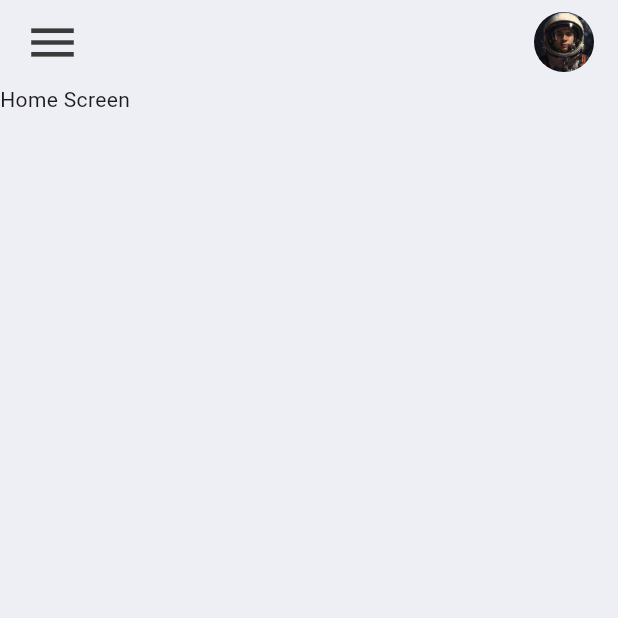
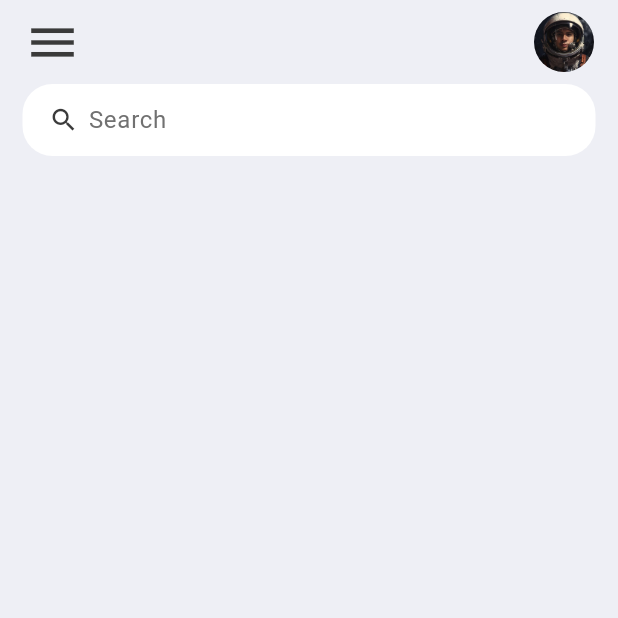
Before and after one commit to UlisesC12/todo_flutter_app, a Flutter app: the screen it shows after launch, on a phone screen of 412 x 824 dp, the top half of it. Run offline on Flutter 3.47's test engine with Material 3 defaults, Android fonts, the light colour scheme and no system bars.

Commit message:
Create SearchBox widget

```diff
--- a/lib/screens/home.dart
+++ b/lib/screens/home.dart
@@ -12,7 +12,14 @@ class Home extends StatelessWidget {
       backgroundColor: tdBGColor,
       appBar: _buildAppBar(),
       body: Container(
-        child: Text('Home Screen'),
+        padding: EdgeInsets.symmetric(
+          horizontal: 15,
+        ),
+        child: Column(
+          children: [
+            searchBox()
+          ],
+        ),
       ),
     );
   }
@@ -42,3 +49,35 @@ class Home extends StatelessWidget {
     );
   }
 }
+
+
+Widget searchBox() {
+  return Container(
+    padding: EdgeInsets.symmetric(
+      horizontal: 15
+    ),
+    decoration: BoxDecoration(
+      color: Colors.white,
+      borderRadius: BorderRadius.circular(20)
+    ),
+    child: TextField(
+      decoration: InputDecoration(
+        contentPadding: EdgeInsets.all(0),
+        prefixIcon: Icon(
+          Icons.search,
+          color: tdBlack,
+          size: 20,
+        ),
+        prefixIconConstraints: BoxConstraints(
+          maxHeight: 20,
+          minWidth: 25,
+        ),
+        border: InputBorder.none,
+        hintText: 'Search',
+        hintStyle: TextStyle(
+          color: tdGrey
+        )
+      ),
+    ),
+  );
+}
```
